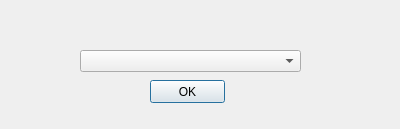
This is begindialog.ui in alikanarya/homeAutoGui as Qt 5 draws it before an edit. The edited form follows.
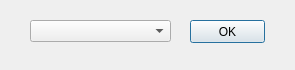
This is the edited form.

Patch:
```diff
--- a/begindialog.ui
+++ b/begindialog.ui
@@ -6,8 +6,8 @@
    <rect>
     <x>0</x>
     <y>0</y>
-    <width>400</width>
-    <height>129</height>
+    <width>295</width>
+    <height>70</height>
    </rect>
   </property>
   <property name="windowTitle">
@@ -16,8 +16,8 @@
   <widget class="QPushButton" name="okButton">
    <property name="geometry">
     <rect>
-     <x>150</x>
-     <y>80</y>
+     <x>190</x>
+     <y>20</y>
      <width>75</width>
      <height>23</height>
     </rect>
@@ -29,9 +29,9 @@
   <widget class="QComboBox" name="comboBox">
    <property name="geometry">
     <rect>
-     <x>80</x>
-     <y>50</y>
-     <width>221</width>
+     <x>30</x>
+     <y>20</y>
+     <width>141</width>
      <height>22</height>
     </rect>
    </property>
```
Left out of the diff: 2 changed lines with no effect on the pictures.
